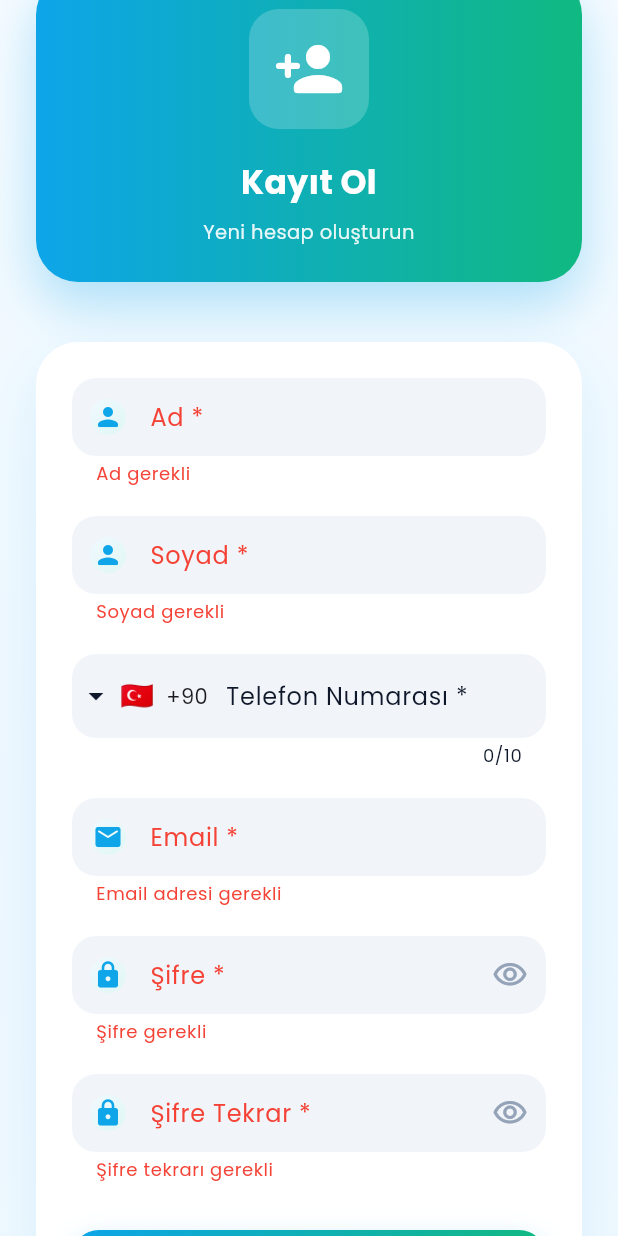
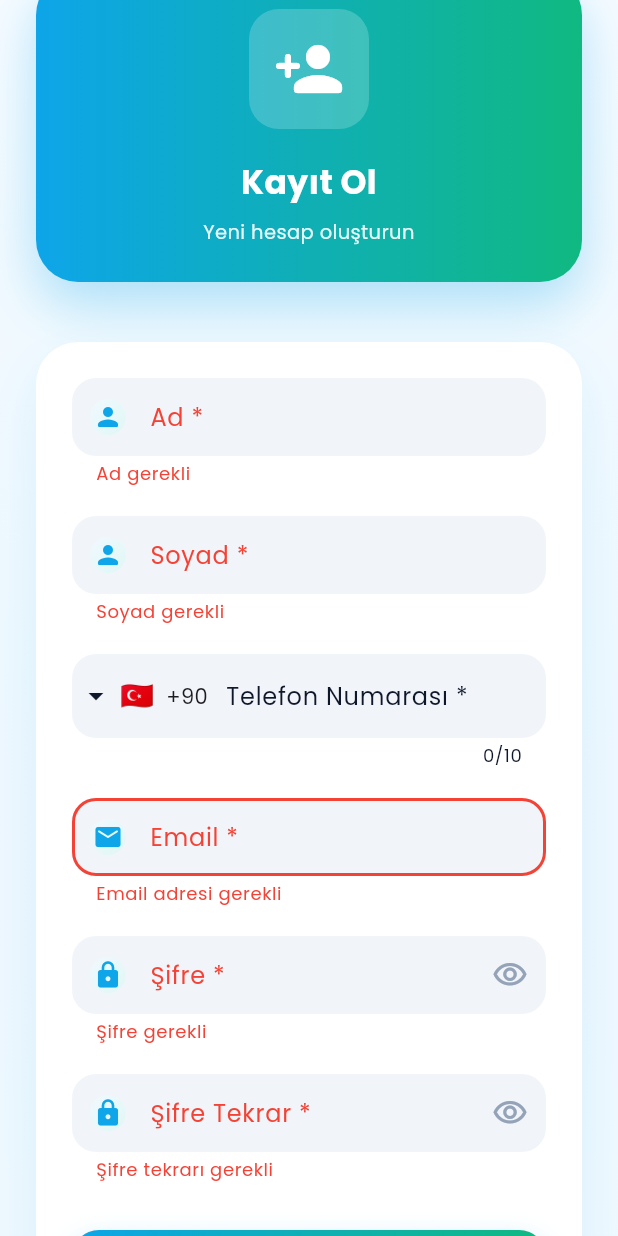
Before and after one commit to CemBlt/dent-panel, a Flutter app: the RegisterScreen screen opened directly, scrolled down 150 dp, after a tap on "Kayıt Ol", on a phone screen of 412 x 824 dp. Run offline on Flutter 3.47's test engine with Material 3 defaults, Android fonts, the phone set to English and light mode, and no system bars; drawn by our look-alikes of intl_phone_field; our stand-ins replace cached_network_image, geolocator, google_fonts, package_info_plus, shared_preferences, supabase_flutter; accounts and stored records are empty.

Commit message:
mail düzenlemeleri

```diff
--- a/klasor/app_dent/lib/screens/register_screen.dart
+++ b/klasor/app_dent/lib/screens/register_screen.dart
@@ -1,6 +1,7 @@
 import 'package:flutter/material.dart';
 import 'package:intl_phone_field/intl_phone_field.dart';
 import 'package:intl_phone_field/phone_number.dart';
+import 'package:supabase_flutter/supabase_flutter.dart';
 import '../theme/app_theme.dart';
 import '../services/auth_service.dart';
 
@@ -28,8 +29,7 @@ class _RegisterScreenState extends State<RegisterScreen> {
   bool _obscureConfirmPassword = true;
   bool _isCheckingPhone = false;
   bool? _phoneIsUnique; // null = kontrol edilmedi, true = unique, false = alınmış
-  bool _isCheckingEmail = false;
-  bool? _emailIsUnique; // null = kontrol edilmedi, true = unique, false = alınmış
+  bool? _emailIsUnique; // null = kontrol edilmedi, false = alınmış (sadece kayıt butonuna basıldığında kontrol edilir)
   PhoneNumber? _phoneNumber; // Country picker'dan gelen telefon numarası
   String? _phoneNumberError; // Telefon numarası hata mesajı
 
@@ -109,32 +109,92 @@ class _RegisterScreenState extends State<RegisterScreen> {
         return;
       }
 
-      final isEmailTaken = await AuthService.isEmailTaken(email);
-
-      if (isEmailTaken) {
+      // Email format kontrolü
+      final emailRegex = RegExp(r'^[a-zA-Z0-9._%+-]+@[a-zA-Z0-9.-]+\.[a-zA-Z]{2,}$');
+      if (!emailRegex.hasMatch(email)) {
+        setState(() {
+          _isLoading = false;
+        });
         if (mounted) {
           ScaffoldMessenger.of(context).showSnackBar(
             SnackBar(
-              content: Text('Bu email adresi zaten kayıtlı'),
+              content: Text('Geçerli bir email adresi giriniz'),
               backgroundColor: Colors.red,
             ),
           );
         }
+        return;
+      }
+
+      // Kayıt işlemini dene (email kontrolü kayıt sırasında yapılacak)
+      AuthResponse? response;
+      try {
+        response = await AuthService.signUp(
+          email: email,
+          password: _passwordController.text,
+          name: _nameController.text.trim(),
+          surname: _surnameController.text.trim(),
+          phone: phoneE164, // E.164 formatında kaydet
+        );
+      } catch (signUpError) {
+        // Kayıt hatası - email zaten kayıtlı olabilir
+        final errorString = signUpError.toString().toLowerCase();
+
+        // Email zaten kayıtlı hatası
+        if (errorString.contains('user already registered') ||
+            errorString.contains('already registered') ||
+            errorString.contains('email already registered') ||
+            errorString.contains('email address is already registered') ||
+            errorString.contains('user with this email already exists') ||
+            errorString.contains('email already exists') ||
+            errorString.contains('duplicate key value') ||
+            errorString.contains('unique constraint')) {
+          setState(() {
+            _emailIsUnique = false;
+            _isLoading = false;
+          });
+          if (mounted) {
+            ScaffoldMessenger.of(context).showSnackBar(
+              SnackBar(
+                content: Row(
+                  children: [
+                    const Icon(Icons.cancel, color: Colors.white, size: 20),
+                    const SizedBox(width: 8),
+                    const Text('Bu email adresi zaten kayıtlı'),
+                  ],
+                ),
+                backgroundColor: Colors.red,
+                duration: const Duration(seconds: 3),
+              ),
+            );
+            // Form validasyonunu tetikle
+            _formKey.currentState?.validate();
+          }
+          return;
+        }
+
+        // Diğer hatalar için genel hata mesajı göster
         setState(() {
           _isLoading = false;
         });
+        if (mounted) {
+          ScaffoldMessenger.of(context).showSnackBar(
+            SnackBar(
+              content: Text('Kayıt olurken bir hata oluştu: ${signUpError.toString()}'),
+              backgroundColor: Colors.red,
+              duration: const Duration(seconds: 4),
+            ),
+          );
+        }
         return;
       }
 
-      final response = await AuthService.signUp(
-        email: email,
-        password: _passwordController.text,
-        name: _nameController.text.trim(),
-        surname: _surnameController.text.trim(),
-        phone: phoneE164, // E.164 formatında kaydet
-      );
+      if (response != null && response.user != null) {
+        // Email kontrolünü sıfırla (kayıt başarılı)
+        setState(() {
+          _emailIsUnique = null;
+        });
 
-      if (response.user != null) {
         // Kayıt başarılı olduğunda, kullanıcının otomatik giriş yapıp yapmadığını kontrol et
         if (!AuthService.isAuthenticated) {
           // Otomatik giriş yapılmamışsa, email ve şifre ile giriş yap
@@ -164,8 +224,15 @@ class _RegisterScreenState extends State<RegisterScreen> {
         if (mounted) {
           ScaffoldMessenger.of(context).showSnackBar(
             SnackBar(
-              content: Text('Kayıt başarılı! Hoş geldiniz.'),
+              content: Row(
+                children: [
+                  const Icon(Icons.check_circle, color: Colors.white, size: 20),
+                  const SizedBox(width: 8),
+                  const Text('Kayıt başarılı!'),
+                ],
+              ),
               backgroundColor: AppTheme.successGreen,
+              duration: const Duration(seconds: 3),
             ),
           );
 
@@ -177,14 +244,26 @@ class _RegisterScreenState extends State<RegisterScreen> {
         }
       }
     } catch (e) {
+      // Bu catch bloğu sadece beklenmeyen hatalar için (signUp zaten kendi try-catch'inde)
       if (mounted) {
         String errorMessage = 'Kayıt olurken bir hata oluştu';
+        final errorString = e.toString().toLowerCase();
 
-        if (e.toString().contains('User already registered') ||
-            e.toString().contains('already registered')) {
-          errorMessage = 'Bu bilgilerle zaten bir kayıt mevcut';
-        } else if (e.toString().contains('phone') && e.toString().contains('unique')) {
+        // Telefon numarası zaten kayıtlı hatası
+        if (errorString.contains('phone') && errorString.contains('unique')) {
           errorMessage = 'Bu telefon numarası zaten kayıtlı';
+          setState(() {
+            _phoneIsUnique = false;
+            _phoneNumberError = 'Bu telefon numarası zaten kayıtlı';
+          });
+          // Form validasyonunu tetikle
+          _formKey.currentState?.validate();
+        }
+        // Diğer hatalar
+        else if (errorString.contains('invalid email')) {
+          errorMessage = 'Geçerli bir email adresi giriniz';
+        } else if (errorString.contains('password')) {
+          errorMessage = 'Şifre gereksinimlerini karşılamıyor';
         }
 
         ScaffoldMessenger.of(context).showSnackBar(
@@ -251,56 +330,6 @@ class _RegisterScreenState extends State<RegisterScreen> {
       if (mounted) {
         setState(() {
           _isCheckingPhone = false;
-        });
-      }
-    }
-  }
-
-  Future<void> _checkEmail(String email) async {
-    final trimmedEmail = email.trim();
-
-    // Email boşsa veya geçersizse kontrol yapma
-    if (trimmedEmail.isEmpty) {
-      setState(() {
-        _emailIsUnique = null;
-      });
-      return;
-    }
-
-    // Email formatı kontrolü
-    if (!trimmedEmail.contains('@') || !trimmedEmail.contains('.')) {
-      setState(() {
-        _emailIsUnique = null;
-      });
-      return;
-    }
-
-    setState(() {
-      _isCheckingEmail = true;
-      _emailIsUnique = null;
-    });
-
-    try {
-      final isTaken = await AuthService.isEmailTaken(trimmedEmail);
-      if (mounted) {
-        setState(() {
-          _emailIsUnique = !isTaken;
-        });
-        if (isTaken) {
-          _formKey.currentState?.validate();
-        }
-      }
-    } catch (e) {
-      // Hata durumunda sessizce devam et
-      if (mounted) {
-        setState(() {
-          _emailIsUnique = null;
-        });
-      }
-    } finally {
-      if (mounted) {
-        setState(() {
-          _isCheckingEmail = false;
         });
       }
     }
@@ -683,18 +712,12 @@ class _RegisterScreenState extends State<RegisterScreen> {
                           controller: _emailController,
                           keyboardType: TextInputType.emailAddress,
                           onChanged: (value) {
-                            setState(() {
-                              // Email değiştiğinde state'i sıfırla
-                              if (value.trim().isEmpty) {
+                            // Email değiştiğinde önceki hata durumunu temizle
+                            if (_emailIsUnique == false) {
+                              setState(() {
                                 _emailIsUnique = null;
-                              }
-                            });
-                            // Email değiştiğinde kontrol et (debounce için)
-                            Future.delayed(const Duration(milliseconds: 500), () {
-                              if (mounted && _emailController.text == value) {
-                                _checkEmail(value);
-                              }
-                            });
+                              });
+                            }
                           },
                           decoration: InputDecoration(
                             labelText: 'Email *',
@@ -707,32 +730,6 @@ class _RegisterScreenState extends State<RegisterScreen> {
                               ),
                               child: const Icon(Icons.email_rounded, color: AppTheme.tealBlue, size: 20),
                             ),
-                            suffixIcon: _isCheckingEmail
-                                ? const Padding(
-                                    padding: EdgeInsets.all(12),
-                                    child: SizedBox(
-                                      width: 20,
-                                      height: 20,
-                                      child: CircularProgressIndicator(
-                                        strokeWidth: 2,
-                                        valueColor: AlwaysStoppedAnimation<Color>(AppTheme.tealBlue),
-                                      ),
-                                    ),
-                                  )
-                                : _emailIsUnique == null
-                                    ? null
-                                    : Padding(
-                                        padding: const EdgeInsets.all(12),
-                                        child: Icon(
-                                          _emailIsUnique == true
-                                              ? Icons.check_circle
-                                              : Icons.cancel,
-                                          color: _emailIsUnique == true
-                                              ? AppTheme.successGreen
-                                              : Colors.red,
-                                          size: 20,
-                                        ),
-                                      ),
                             filled: true,
                             fillColor: AppTheme.inputFieldGray,
                             border: OutlineInputBorder(
@@ -746,6 +743,14 @@ class _RegisterScreenState extends State<RegisterScreen> {
                             focusedBorder: OutlineInputBorder(
                               borderRadius: BorderRadius.circular(16),
                               borderSide: const BorderSide(color: AppTheme.tealBlue, width: 2),
+                            ),
+                            errorBorder: OutlineInputBorder(
+                              borderRadius: BorderRadius.circular(16),
+                              borderSide: const BorderSide(color: Colors.red, width: 2),
+                            ),
+                            focusedErrorBorder: OutlineInputBorder(
+                              borderRadius: BorderRadius.circular(16),
+                              borderSide: const BorderSide(color: Colors.red, width: 2),
                             ),
                           ),
                           style: AppTheme.bodyMedium,
@@ -761,7 +766,7 @@ class _RegisterScreenState extends State<RegisterScreen> {
                               return 'Geçerli bir email adresi giriniz';
                             }
 
-                            // Email unique kontrolü
+                            // Email unique kontrolü (sadece kayıt butonuna basıldığında kontrol edilir)
                             if (_emailIsUnique == false) {
                               return 'Bu email adresi zaten kayıtlı';
                             }
--- a/klasor/app_dent/lib/services/auth_service.dart
+++ b/klasor/app_dent/lib/services/auth_service.dart
@@ -108,6 +108,7 @@ class AuthService {
 
   /// Email'in daha önce kayıtlı olup olmadığını kontrol eder
   /// Hem user_profiles hem de Supabase Auth'da kontrol eder
+  /// Supabase Auth kontrolü için signUp işlemini deneyip hata mesajına bakıyoruz
   static Future<bool> isEmailTaken(String email) async {
     try {
       // Email boşsa veya geçersizse kontrol yapma
@@ -123,24 +124,24 @@ class AuthService {
           .eq('email', trimmedEmail)
           .maybeSingle();
 
+      // Eğer user_profiles'da bulunduysa, email alınmış demektir
       if (profileResponse != null) {
-        return true; // user_profiles'da bulundu
+        return true;
       }
 
       // 2. Supabase Auth'da kontrol et
-      // Supabase Auth'a direkt erişimimiz olmadığı için,
-      // signInWithPassword ile test ediyoruz (yanlış şifre ile)
-      // Eğer "Invalid login credentials" hatası alırsak, email var demektir
-      // Eğer "User not found" hatası alırsak, email yok demektir
+      // signInWithPassword ile yanlış şifre denemesi yaparak email'in var olup olmadığını kontrol ediyoruz
+      // Bu metod email göndermez, sadece kontrol yapar
       try {
         await SupabaseService.supabase.auth.signInWithPassword(
           email: trimmedEmail,
-          password: r'dummy_check_password_12345!@#$%',
+          password: 'dummy_check_password_that_does_not_exist_12345!@#\$%',
         );
         // Eğer buraya geldiyse (ki gelmemeli), email yok demektir
         return false;
       } catch (authError) {
         final errorString = authError.toString().toLowerCase();
+
         // Eğer "user not found" veya "email not found" hatası alırsak,
         // email Supabase Auth'da yok demektir
         if (errorString.contains('user not found') ||
@@ -148,14 +149,16 @@ class AuthService {
             errorString.contains('no user found')) {
           return false; // Email Supabase Auth'da yok
         }
+
         // "Invalid login credentials" veya "Email not confirmed" gibi hatalar
-        // email'in var olduğunu gösterir
+        // email'in var olduğunu gösterir (sadece şifre yanlış)
+        // Bu durumda email Supabase Auth'da var demektir
         return true; // Email Supabase Auth'da var
       }
     } catch (e) {
       debugPrint('Email kontrolü hatası: $e');
-      // Hata durumunda güvenli tarafta kal (kayıt yapılmasın)
-      return true;
+      // Hata durumunda false döndür (kayıt denemesi yapılsın)
+      return false;
     }
   }
 }
```
